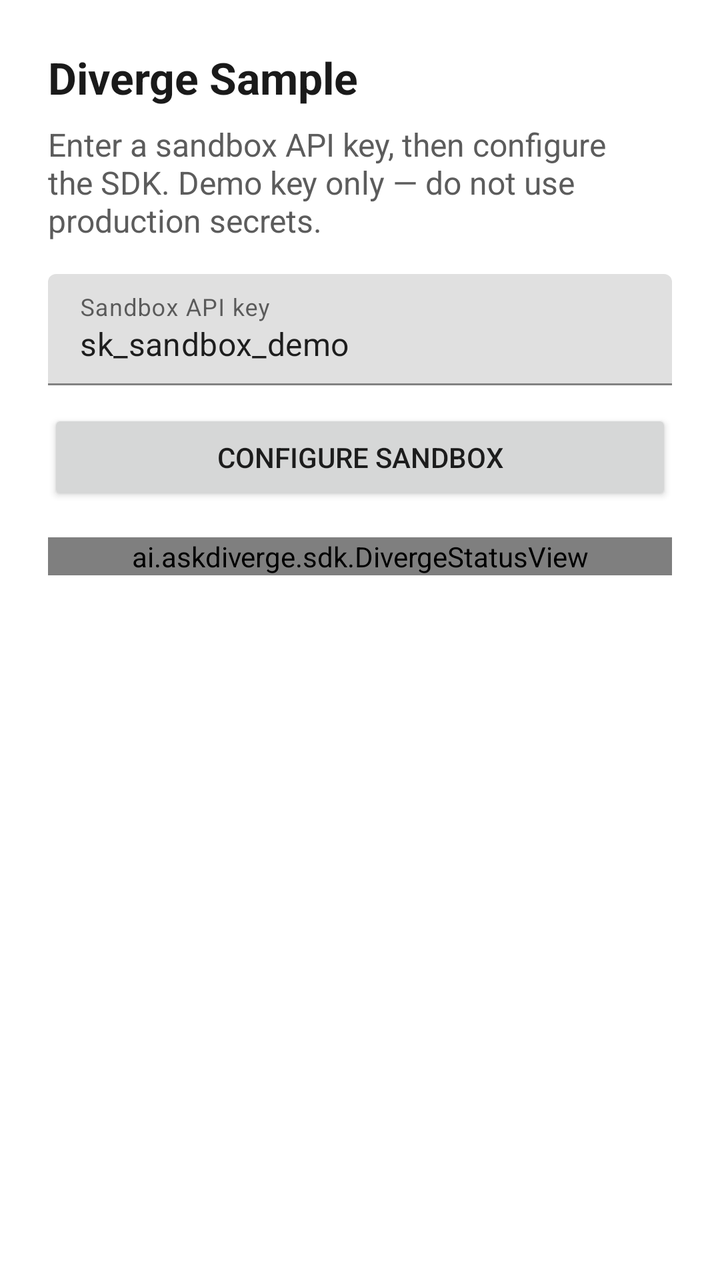
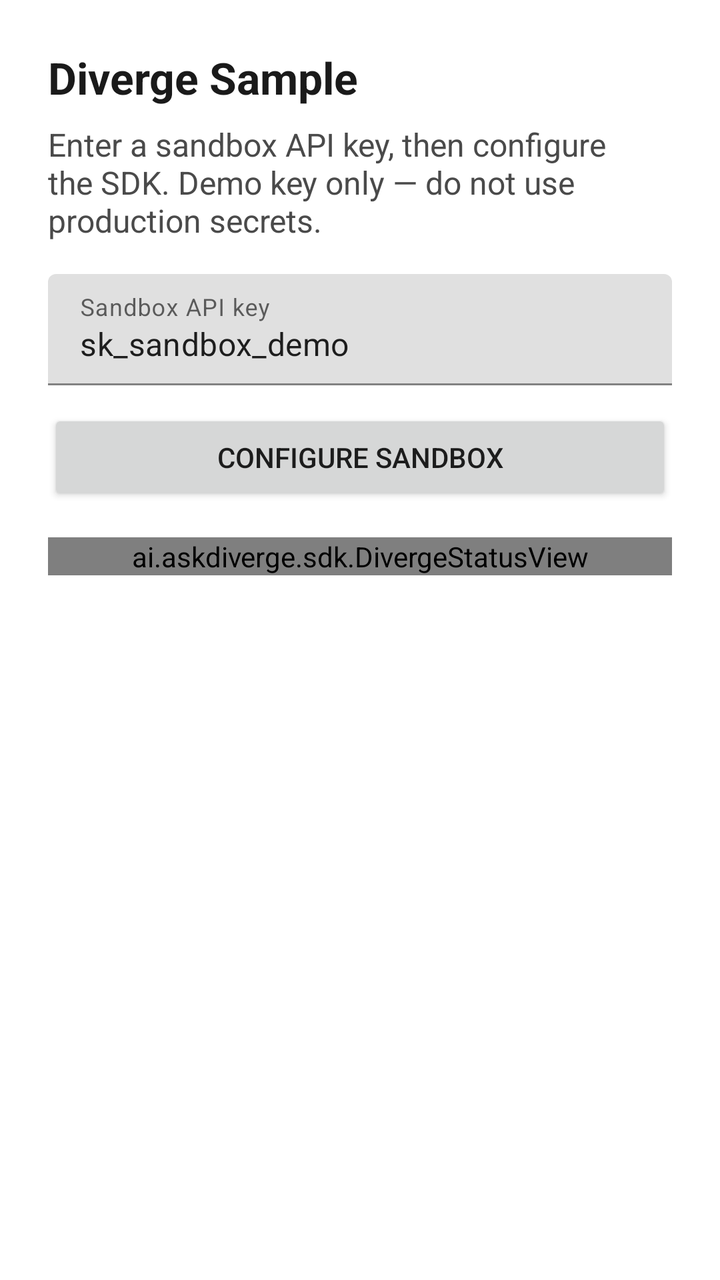

An Android layout rendered at two revisions. The XML below is the earlier revision; the diff shows what the commit changed to produce the second picture.
<!-- AndroidManifest.xml: application theme Theme.DivergeSample -->
<!-- res/layout/activity_main.xml -->
<?xml version="1.0" encoding="utf-8"?>
<ScrollView xmlns:android="http://schemas.android.com/apk/res/android"
    android:layout_width="match_parent"
    android:layout_height="match_parent"
    android:fillViewport="true">

    <LinearLayout
        android:layout_width="match_parent"
        android:layout_height="wrap_content"
        android:orientation="vertical"
        android:padding="24dp">

        <TextView
            android:id="@+id/titleText"
            android:layout_width="match_parent"
            android:layout_height="wrap_content"
            android:text="@string/app_name"
            android:textColor="#1A1A1A"
            android:textSize="22sp"
            android:textStyle="bold" />

        <TextView
            android:id="@+id/instructionsText"
            android:layout_width="match_parent"
            android:layout_height="wrap_content"
            android:layout_marginTop="8dp"
            android:text="@string/configure_instructions"
            android:textColor="#5C5C5C"
            android:textSize="16sp" />

        <com.google.android.material.textfield.TextInputLayout
            android:layout_width="match_parent"
            android:layout_height="wrap_content"
            android:layout_marginTop="16dp"
            android:hint="@string/api_key_hint">

            <com.google.android.material.textfield.TextInputEditText
                android:id="@+id/apiKeyInput"
                android:layout_width="match_parent"
                android:layout_height="wrap_content"
                android:inputType="text"
                android:importantForAutofill="no"
                android:minHeight="48dp"
                android:text="@string/default_sandbox_api_key"
                android:textSize="16sp" />
        </com.google.android.material.textfield.TextInputLayout>

        <Button
            android:id="@+id/configureButton"
            android:layout_width="match_parent"
            android:layout_height="wrap_content"
            android:layout_marginTop="12dp"
            android:minHeight="48dp"
            android:text="@string/configure_sandbox" />

        <ai.askdiverge.sdk.DivergeStatusView
            android:id="@+id/statusView"
            android:layout_width="match_parent"
            android:layout_height="wrap_content"
            android:layout_marginTop="16dp"
            android:background="#F7F5F1" />
    </LinearLayout>
</ScrollView>
<!-- resources referenced by this layout -->
<resources>
  <string name="api_key_hint">Sandbox API key</string>
  <string name="app_name">Diverge Sample</string>
  <string name="configure_instructions">Enter a sandbox API key, then configure the SDK. Demo key only — do not use production secrets.</string>
  <string name="configure_sandbox">Configure sandbox</string>
  <string name="default_sandbox_api_key">sk_sandbox_demo</string>
  <style name="Theme.DivergeSample" parent="Theme.MaterialComponents.DayNight.DarkActionBar" />
</resources>

<!-- the commit's change to res/layout/activity_main.xml (unified diff, before → after) -->
@@ -14,6 +14,7 @@
             android:id="@+id/titleText"
             android:layout_width="match_parent"
             android:layout_height="wrap_content"
+            android:accessibilityHeading="true"
             android:text="@string/app_name"
             android:textColor="#1A1A1A"
             android:textSize="22sp"
@@ -25,7 +26,7 @@
             android:layout_height="wrap_content"
             android:layout_marginTop="8dp"
             android:text="@string/configure_instructions"
-            android:textColor="#5C5C5C"
+            android:textColor="#4A4A4A"
             android:textSize="16sp" />
 
         <com.google.android.material.textfield.TextInputLayout
@@ -38,8 +39,8 @@
                 android:id="@+id/apiKeyInput"
                 android:layout_width="match_parent"
                 android:layout_height="wrap_content"
+                android:importantForAutofill="no"
                 android:inputType="text"
-                android:importantForAutofill="no"
                 android:minHeight="48dp"
                 android:text="@string/default_sandbox_api_key"
                 android:textSize="16sp" />
@@ -53,6 +54,18 @@
             android:minHeight="48dp"
             android:text="@string/configure_sandbox" />
 
+        <TextView
+            android:id="@+id/errorText"
+            android:layout_width="match_parent"
+            android:layout_height="wrap_content"
+            android:layout_marginTop="12dp"
+            android:accessibilityLiveRegion="polite"
+            android:background="#1FFF0000"
+            android:padding="8dp"
+            android:textColor="#8B0000"
+            android:textSize="16sp"
+            android:visibility="gone" />
+
         <ai.askdiverge.sdk.DivergeStatusView
             android:id="@+id/statusView"
             android:layout_width="match_parent"
